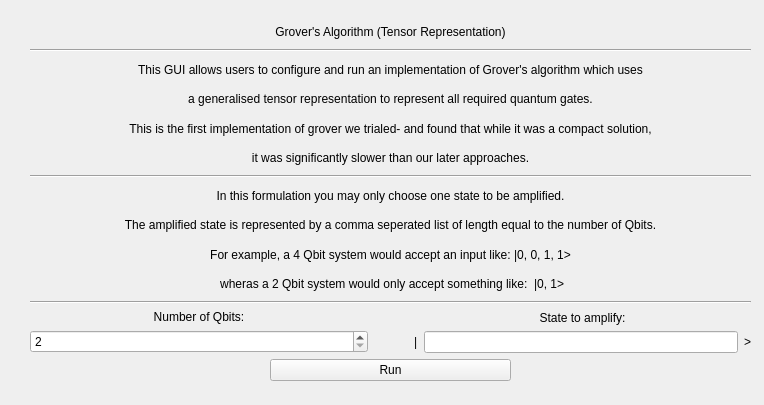
This is resource/groverTens.ui in Quantum-Computing-GP-3/Simulated-Quantum-Computer as Qt 5 draws it before an edit. The edited form follows.
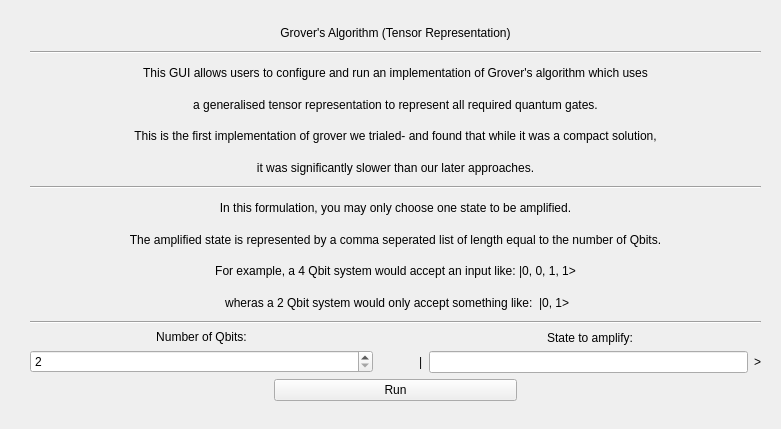
This is the edited form.

What changed in the file:
```diff
--- a/resource/groverTens.ui
+++ b/resource/groverTens.ui
@@ -6,8 +6,8 @@
    <rect>
     <x>0</x>
     <y>0</y>
-    <width>764</width>
-    <height>405</height>
+    <width>781</width>
+    <height>429</height>
    </rect>
   </property>
   <property name="windowTitle">
@@ -18,8 +18,8 @@
     <rect>
      <x>30</x>
      <y>20</y>
-     <width>721</width>
-     <height>361</height>
+     <width>731</width>
+     <height>381</height>
     </rect>
    </property>
    <layout class="QVBoxLayout" name="verticalLayout">
@@ -93,7 +93,7 @@
     <item>
      <widget class="QLabel" name="label_10">
       <property name="text">
-       <string>In this formulation you may only choose one state to be amplified.</string>
+       <string>In this formulation, you may only choose one state to be amplified.</string>
       </property>
       <property name="alignment">
        <set>Qt::AlignCenter</set>
```
